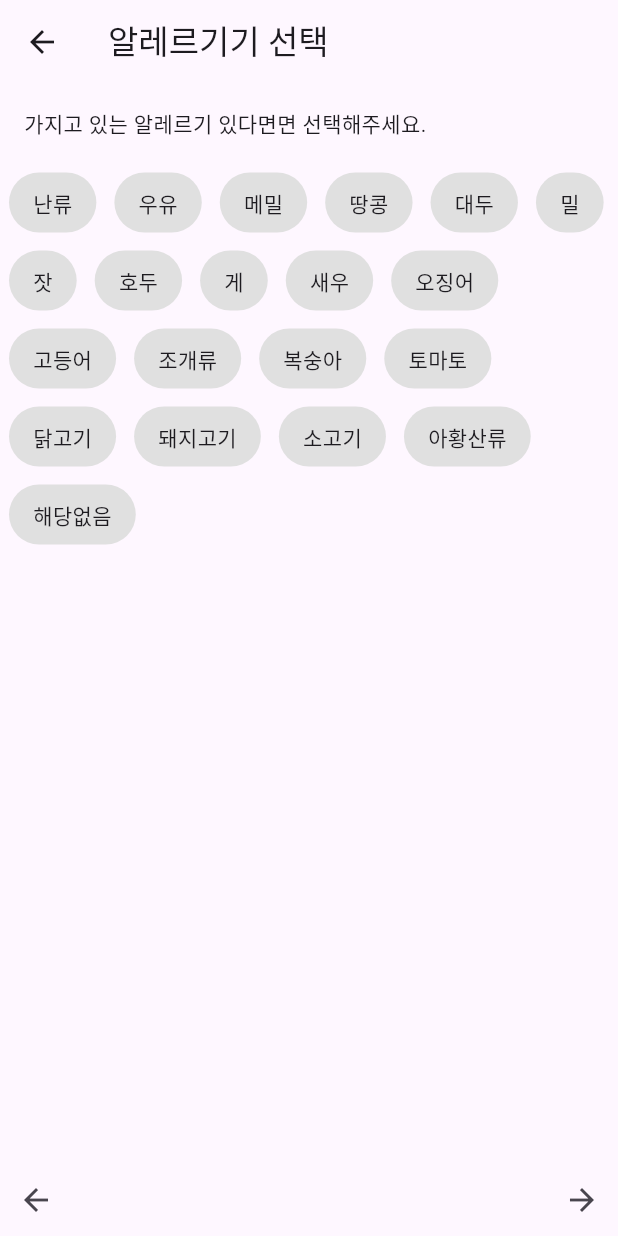
After one commit to BanaMil/Longevity_Meals, a Flutter app: the InputAllergiesScreen screen opened directly, on a phone screen of 412 x 824 dp. The commit adds this screen. Run offline on Flutter 3.47's test engine with Material 3 defaults, Android fonts, the phone set to English and light mode, and no system bars; our stand-ins replace permission_handler, shared_preferences; accounts and stored records are empty.

Commit message:
health info 추가

```diff
--- /dev/null
+++ b/frontend/lib/models/health_info.dart
@@ -0,0 +1,18 @@
+// health_info.dart
+class HealthInfo {
+  double? height;
+  double? weight;
+  List<String> diseases = [];
+  List<String> allergies = [];
+  List<String> dislikes = [];
+
+  Map<String, dynamic> toJson() {
+    return {
+      'height': height,
+      'weight': weight,
+      'diseases': diseases,
+      'allergies': allergies,
+      'dislikes': dislikes,
+    };
+  }
+}
--- a/frontend/lib/models/user.dart
+++ b/frontend/lib/models/user.dart
@@ -1,3 +1,4 @@
+//user.dart
 class User {
   final String username;
   final String id;
--- /dev/null
+++ b/frontend/lib/screens/screen_health_info/input_allergies.dart
@@ -0,0 +1,59 @@
+// input_allergies.dart
+
+import 'package:flutter/material.dart';
+import 'package:provider/provider.dart';
+import 'package:frontend/providers/health_info_provider.dart';
+import 'package:frontend/widgets/selectable_button.dart';
+
+class InputAllergiesScreen extends StatelessWidget {
+    const InputAllergiesScreen({super.key});
+
+    final List<String> allergyList = const [
+        '난류', '우유', '메밀', '땅콩',
+        '대두', '밀', '잣', '호두',
+        '게', '새우', '오징어', '고등어',
+        '조개류', '복숭아', '토마토', '닭고기',
+        '돼지고기', '소고기', '아황산류', '해당없음',
+    ];
+
+    @override
+    Widget build(BuildContext context) {
+        final provider = context.watch<HealthInfoProvider>();
+        return Scaffold(
+            appBar: AppBar(title: const Text('알레르기기 선택')),
+            body: Column(
+                crossAxisAlignment: CrossAxisAlignment.start,
+                children: [
+                    const Padding(
+                        padding: EdgeInsets.all(16),
+                        child: Text('가지고 있는 알레르기 있다면면 선택해주세요.'),
+                    ),
+                    Wrap(
+                        children: allergyList.map((a) {
+                            final selected = provider.info.diseases.contains(a);
+                            return SelectableButton(
+                                text: a,
+                                isSelected: selected,
+                                onTap: () => provider.toggleAllergy(a),
+                            );
+                        }).toList(),
+                    ),
+                    const Spacer(),
+                    Row(
+                        mainAxisAlignment: MainAxisAlignment.spaceBetween,
+                        children: [
+                            IconButton(
+                                icon: const Icon(Icons.arrow_back),
+                                onPressed: () => Navigator.pop(context),
+                            ),
+                            IconButton(
+                                icon: const Icon(Icons.arrow_forward),
+                                onPressed: () => Navigator.pushNamed(context, '/input_dislikes'),
+                            ),
+                        ],
+                    )
+                ],
+            ),
+        );
+    }
+}
--- a/frontend/lib/services/service_auth.dart
+++ b/frontend/lib/services/service_auth.dart
@@ -10,7 +10,7 @@ class AuthService {
     required String password,
     required String birthdate,
   }) async {
-    final url = Uri.parse('${ApiConstants.baseUrl}/api/register');
+    final url = Uri.parse('${ApiConstants.baseUrl}/api/auth/register');
     final response = await http.post(
       url,
       headers: {'Content-Type': 'application/json'},
@@ -29,7 +29,7 @@ class AuthService {
     required String id,
     required String password,
   }) async {
-    final url = Uri.parse('${ApiConstants.baseUrl}/api/login'); // Spring Boot 로그인 엔드포인트
+    final url = Uri.parse('${ApiConstants.baseUrl}/api/auth/login'); // Spring Boot 로그인 엔드포인트
     final response = await http.post(
       url,
       headers: {"Content-Type": "application/json"},
@@ -44,7 +44,7 @@ class AuthService {
   // 아이디 중복확인 API
   // GET 방식으로 보냈고, 예시 URL: /api/check-id?id=test123
   static Future<http.Response> checkIdDuplicate(String id) async {
-    final url = Uri.parse('${ApiConstants.baseUrl}/api/check-id');
+    final url = Uri.parse('${ApiConstants.baseUrl}/api/auth/check-id');
     final response = await http.get(
       url.replace(queryParameters: {'id': id}),
       headers: {"Content-Type": "application/json"},
--- /dev/null
+++ b/frontend/lib/widgets/selectable_button.dart
@@ -0,0 +1,32 @@
+// selectable_button.dart
+
+import 'package:flutter/material.dart';
+
+class SelectableButton extends StatelessWidget {
+  final String text;
+  final bool isSelected;
+  final VoidCallback onTap;
+
+  const SelectableButton({
+    required this.text,
+    required this.isSelected,
+    required this.onTap,
+    super.key,
+  });
+
+  @override
+  Widget build(BuildContext context) {
+    return GestureDetector(
+      onTap: onTap,
+      child: Container(
+        margin: const EdgeInsets.all(6),
+        padding: const EdgeInsets.symmetric(horizontal: 16, vertical: 10),
+        decoration: BoxDecoration(
+          color: isSelected ? Colors.green[200] : Colors.grey[300],
+          borderRadius: BorderRadius.circular(20),
+        ),
+        child: Text(text),
+      ),
+    );
+  }
+}
--- a/frontend/pubspec.yaml
+++ b/frontend/pubspec.yaml
@@ -34,6 +34,8 @@ dependencies:
   shared_preferences: ^2.2.2
 # shared_preferences: ^2.1.0  # 공유저장소 사용(자동 로그인)
   crypto: ^3.0.3    # 정보 암호화(사용자 비밀번호 암호화)
+  provider: ^6.1.1
+  permission_handler: ^11.0.0
 
   # The following adds the Cupertino Icons font to your application.
   # Use with the CupertinoIcons class for iOS style icons.
```
Also changed, not shown: frontend/lib/main.dart (+8 -1 lines), frontend/lib/providers/health_info_provider.dart (added, +38 -0 lines), frontend/lib/screens/screen_health_info/camera.dart (added, +35 -0 lines), frontend/lib/screens/screen_health_info/camera_permission.dart (added, +46 -0 lines), frontend/lib/screens/screen_health_info/choice_info.dart (added, +51 -0 lines), frontend/lib/screens/screen_health_info/input_diseases.dart (added, +56 -0 lines), frontend/lib/screens/screen_health_info/input_dislikes.dart (added, +107 -0 lines), frontend/lib/screens/screen_health_info/input_height_weight.dart (added, +73 -0 lines), frontend/lib/screens/screen_health_info/loading_health_info.dart (added, +34 -0 lines), frontend/lib/services/service_health_info.dart (added, +21 -0 lines), frontend/pubspec.lock.
